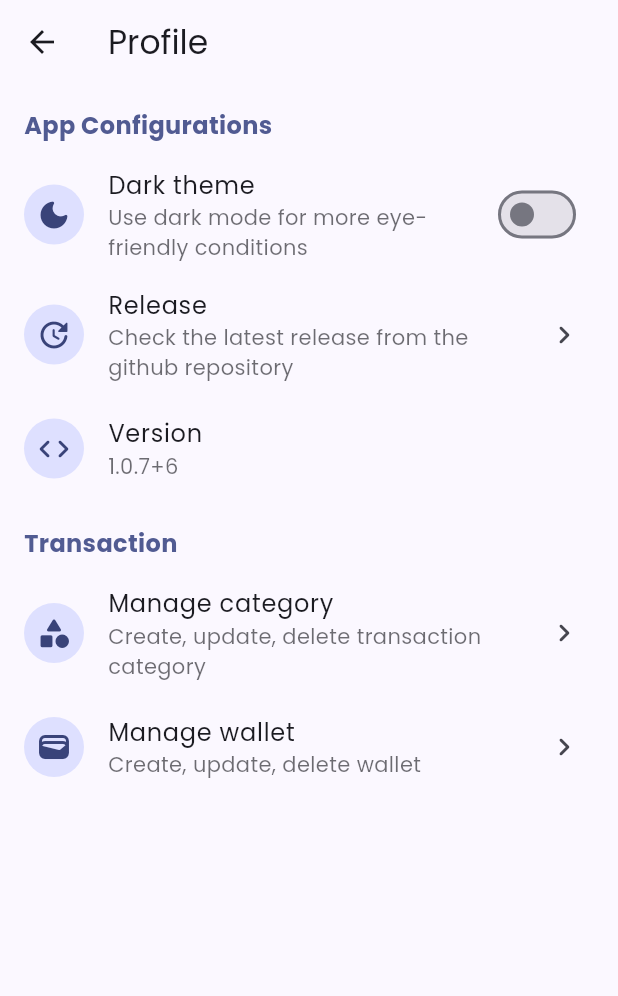
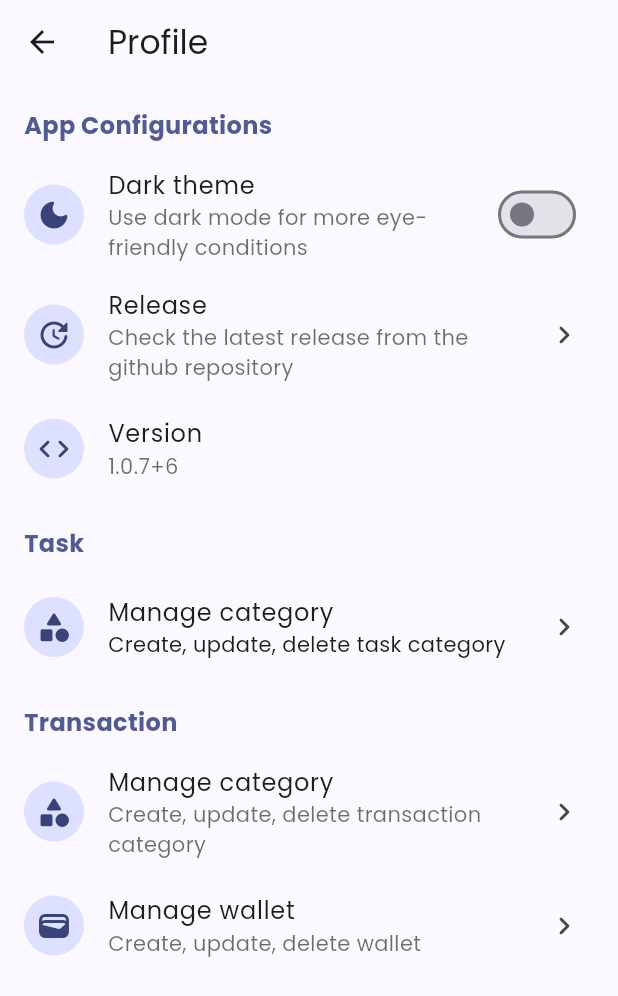
Before and after one commit to rizalanggoro/work-it, a Flutter app: the HomeProfileView screen opened directly, on a phone screen of 412 x 824 dp. Shown: the top 996 px of the screen. Run offline on Flutter 3.47's test engine with Material 2 defaults, Android fonts, the phone set to English and light mode, and no system bars; our stand-ins replace get, get_storage, google_fonts, isar, package_info_plus; accounts and stored records are empty; generated files the repository leaves out were written again.

Commit message:
[add] manage task category page

```diff
--- a/lib/app/routes.dart
+++ b/lib/app/routes.dart
@@ -13,6 +13,8 @@ import 'package:work_it/ui/pages/home/modules/profile/binding.dart';
 import 'package:work_it/ui/pages/home/modules/task/binding.dart';
 import 'package:work_it/ui/pages/home/modules/transaction/binding.dart';
 import 'package:work_it/ui/pages/home/view.dart';
+import 'package:work_it/ui/pages/manage_task_category/binding.dart';
+import 'package:work_it/ui/pages/manage_task_category/view.dart';
 import 'package:work_it/ui/pages/manage_transaction_category/binding.dart';
 import 'package:work_it/ui/pages/manage_transaction_category/view.dart';
 import 'package:work_it/ui/pages/manage_wallet/binding.dart';
@@ -28,6 +30,7 @@ abstract class Routes {
   static const createWallet = '/create-wallet';
 
   static const manageTransactionCategory = '/manage-transaction-category';
+  static const manageTaskCategory = '/manage-task-category';
   static const manageWallet = '/manage-wallet';
 
   static const detailTransaction = '/detail-transaction';
@@ -71,6 +74,11 @@ abstract class Routes {
       binding: ManageTransactionCategoryBinding(),
     ),
     GetPage(
+      name: manageTaskCategory,
+      page: () => const ManageTaskCategoryView(),
+      binding: ManageTaskCategoryBinding(),
+    ),
+    GetPage(
       name: manageWallet,
       page: () => const ManageWalletView(),
       binding: ManageWalletBinding(),
--- a/lib/ui/pages/home/modules/profile/controller.dart
+++ b/lib/ui/pages/home/modules/profile/controller.dart
@@ -25,6 +25,8 @@ class HomeProfileController extends GetxController {
     version.value = '${packageInfo.version}+${packageInfo.buildNumber}';
   }
 
+  void toManageTaskCategory() => Get.toNamed(Routes.manageTaskCategory);
+
   void toManageTransactionCategory() =>
       Get.toNamed(Routes.manageTransactionCategory);
 
--- a/lib/ui/pages/home/modules/profile/view.dart
+++ b/lib/ui/pages/home/modules/profile/view.dart
@@ -1,6 +1,7 @@
 import 'package:flutter/material.dart';
 import 'package:get/get.dart';
 import 'package:work_it/ui/pages/home/modules/profile/controller.dart';
+import 'package:work_it/ui/pages/home/modules/profile/widgets/sections/task.dart';
 
 class HomeProfileView extends GetView<HomeProfileController> {
   const HomeProfileView({super.key});
@@ -99,6 +100,9 @@ class HomeProfileView extends GetView<HomeProfileController> {
               ),
             ),
 
+            // todo: task
+            const HomeProfileSectionTask(),
+
             // todo: transaction
             Padding(
               padding: const EdgeInsets.only(
--- /dev/null
+++ b/lib/ui/pages/home/modules/profile/widgets/sections/task.dart
@@ -0,0 +1,53 @@
+import 'package:flutter/material.dart';
+import 'package:get/get.dart';
+import 'package:work_it/ui/pages/home/modules/profile/controller.dart';
+
+class HomeProfileSectionTask extends GetView<HomeProfileController> {
+  const HomeProfileSectionTask({super.key});
+
+  @override
+  Widget build(BuildContext context) {
+    final colorScheme = context.theme.colorScheme;
+    final textTheme = context.textTheme;
+
+    return Column(
+      crossAxisAlignment: CrossAxisAlignment.start,
+      children: [
+        Padding(
+          padding: const EdgeInsets.only(
+            left: 16,
+            top: 16,
+            bottom: 8,
+          ),
+          child: Text(
+            'Task',
+            style: TextStyle(
+              color: colorScheme.primary,
+              fontSize: textTheme.titleMedium!.fontSize,
+              fontWeight: FontWeight.bold,
+            ),
+          ),
+        ),
+        ListTile(
+          onTap: () => controller.toManageTaskCategory(),
+          leading: const CircleAvatar(
+            child: Icon(Icons.category_rounded),
+          ),
+          title: Text(
+            'Manage category',
+            style: TextStyle(
+              color: colorScheme.onBackground,
+            ),
+          ),
+          subtitle: Text(
+            'Create, update, delete task category',
+            style: TextStyle(
+              color: colorScheme.onBackground,
+            ),
+          ),
+          trailing: const Icon(Icons.chevron_right_rounded),
+        ),
+      ],
+    );
+  }
+}
--- a/lib/ui/pages/home/modules/task/view.dart
+++ b/lib/ui/pages/home/modules/task/view.dart
@@ -14,6 +14,10 @@ class HomeTaskView extends GetView<HomeTaskController> {
       appBar: AppBar(
         title: const Text('Task'),
       ),
+      floatingActionButton: FloatingActionButton(
+        onPressed: () {},
+        child: const Icon(Icons.add_rounded),
+      ),
     );
   }
 }
--- /dev/null
+++ b/lib/ui/pages/manage_task_category/binding.dart
@@ -0,0 +1,8 @@
+import 'package:get/get.dart';
+
+class ManageTaskCategoryBinding extends Bindings {
+  @override
+  void dependencies() {
+    Get.put(ManageTaskCategoryBinding());
+  }
+}
--- /dev/null
+++ b/lib/ui/pages/manage_task_category/controller.dart
@@ -0,0 +1,3 @@
+import 'package:get/get.dart';
+
+class ManageTaskCategoryController extends GetxController {}
```
Also changed, not shown: lib/ui/pages/manage_task_category/view.dart (added, +19 -0 lines).
